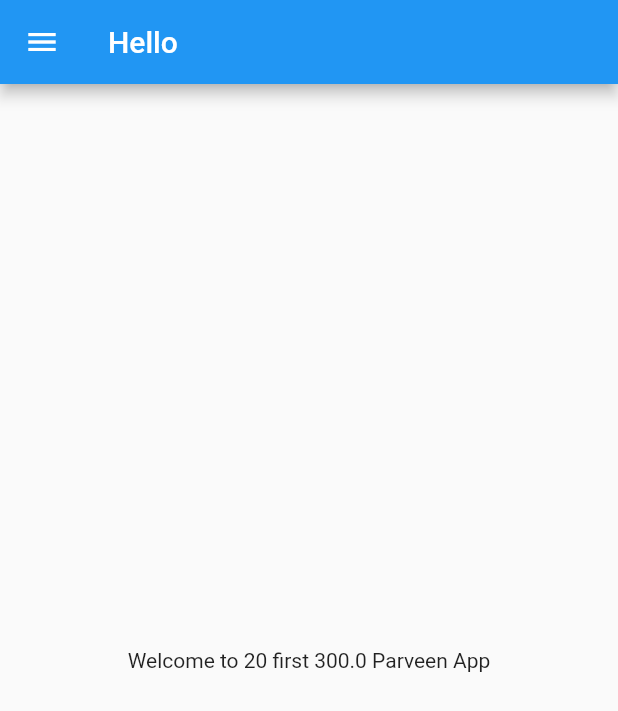
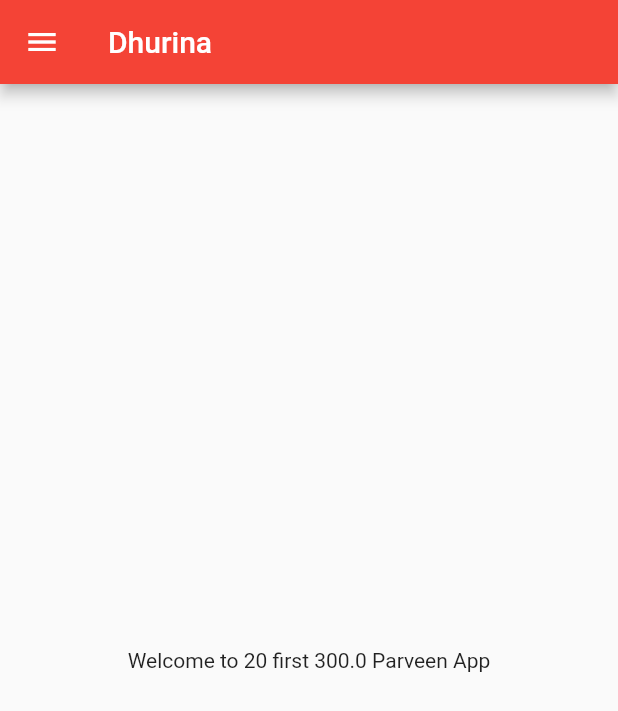
Before and after one commit to parveenkumar12984/flutterDemoApp, a Flutter app: the screen it shows after launch, on a phone screen of 412 x 824 dp. Shown: the top 711 px of the screen. Run offline on Flutter 3.47's test engine with Material 2 defaults, Android fonts, the phone set to English and light mode, and no system bars.

Commit message:
day3 completed

```diff
--- a/lib/main.dart
+++ b/lib/main.dart
@@ -1,4 +1,6 @@
-import 'package:first/home_page.dart';
+import 'package:first/pages/home_page.dart';
+import 'package:first/pages/login_page.dart';
+import 'package:flutter/cupertino.dart';
 import 'package:flutter/material.dart';
 
 void main() {
@@ -8,17 +10,23 @@
 class MyApp extends StatelessWidget {
   @override
   Widget build(BuildContext context) {
-    double day = 300;
-    String name = "Parveen";
-    double pii = 3.14;
-    bool a = true;
-    num abc = 30;
-    var ab = 20;
-    const pi = 3.14;
-    final as = 5;
+    abcd(rupee: 600, thalla: true);
 
     return MaterialApp(
-      home: HomePage(),
+      // home: HomePage(),
+      themeMode: ThemeMode.light,
+      theme: ThemeData(primarySwatch: Colors.red),
+      darkTheme: ThemeData(brightness: Brightness.light),
+      initialRoute: "/home",
+      routes: {
+        "/": (context) => LoginPage(),
+        "/home": (context) => HomePage(),
+        "/login": (context) => LoginPage(),
+      },
     );
   }
+
+  abcd({int rupee = 100, bool thalla = false}) {
+    //ddjjkdjksdlf
+  }
 }
--- a/lib/home_page.dart
+++ b/lib/pages/home_page.dart
@@ -5,15 +5,11 @@
   Widget build(BuildContext context) {
     double day = 300;
     String name = "Parveen";
-    double pii = 3.14;
-    bool a = true;
-    num abc = 30;
     var ab = 20;
-    const pi = 3.14;
-    final as = 5;
+
     return Scaffold(
         appBar: AppBar(
-          title: Text("Hello"),
+          title: Text("Dhurina"),
         ),
         body: Center(
           child: Container(
--- /dev/null
+++ b/lib/pages/login_page.dart
@@ -0,0 +1,18 @@
+import 'package:flutter/material.dart';
+
+class LoginPage extends StatelessWidget {
+  const LoginPage({Key? key}) : super(key: key);
+
+  @override
+  Widget build(BuildContext context) {
+    return Material(
+      child: Center(
+        child: Text(
+          "Login Page",
+          style: TextStyle(
+              fontSize: 20, color: Colors.blue, fontWeight: FontWeight.bold),
+        ),
+      ),
+    );
+  }
+}
```
